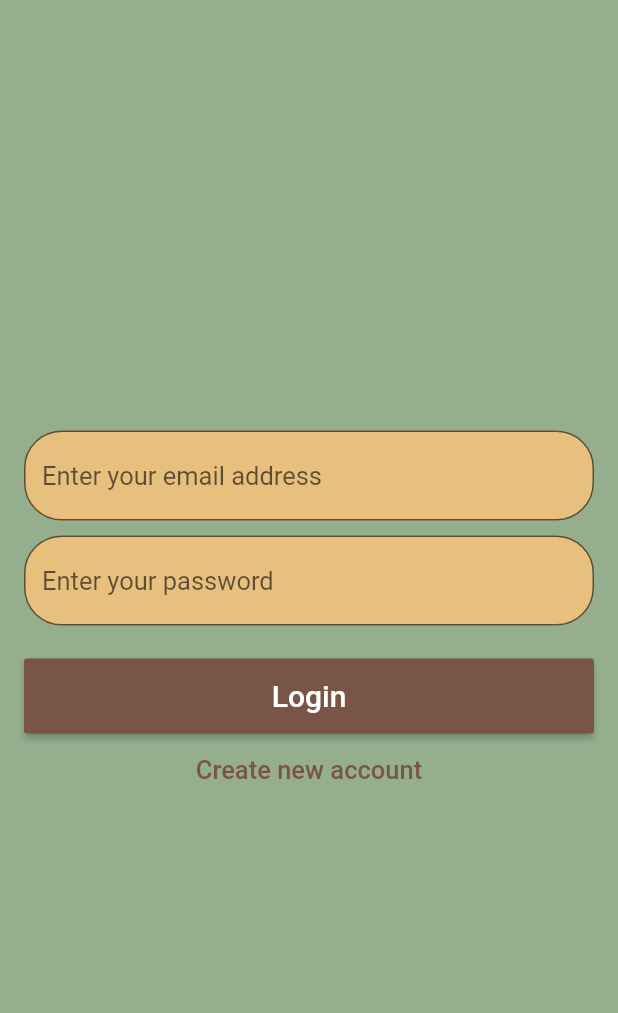
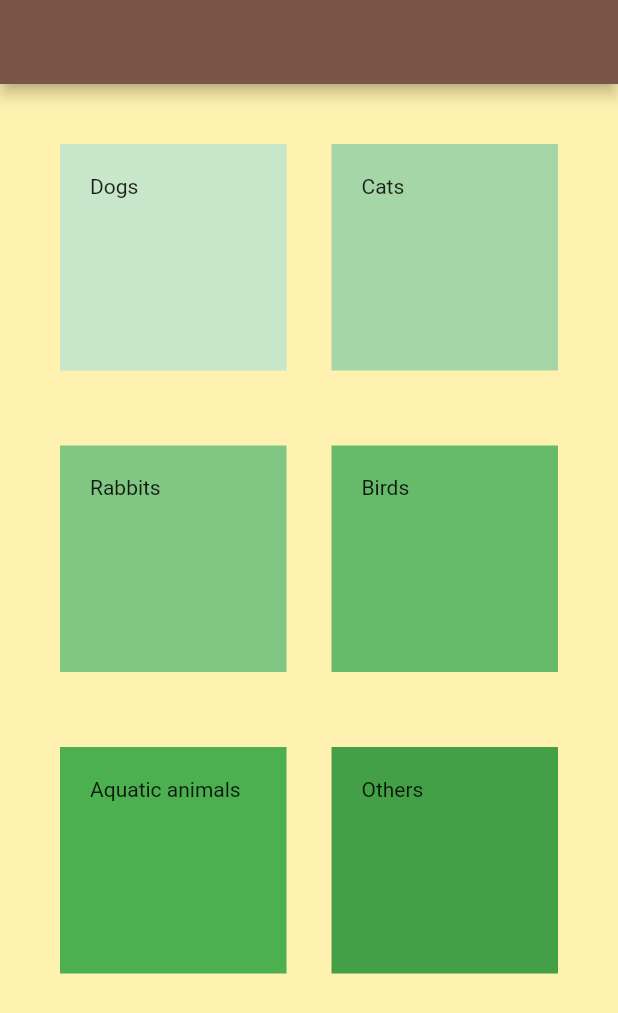
Before and after one commit to JahnaviSatishShanbhag/Pet_Adoption_App, a Flutter app: the screen it shows after launch, on a phone screen of 412 x 824 dp. Shown: the top 1013 px of the screen. Run offline on Flutter 3.47's test engine with Material 2 defaults, Android fonts, the phone set to English and light mode, and no system bars.

Commit message:
decided colours commit

```diff
--- a/lib/main.dart
+++ b/lib/main.dart
@@ -1,5 +1,6 @@
 import 'package:flutter/material.dart';
 import 'package:pet_adoption_app/screens/auth_screen.dart';
+import './screens/home_screen.dart';
 
 void main() {
   runApp(MyApp());
@@ -7,15 +8,32 @@ void main() {
 
 class MyApp extends StatelessWidget {
 
+  Map<int, Color> color =
+          {
+          50:const Color.fromRGBO(255, 241, 175, .1),
+          100:const Color.fromRGBO(255, 241, 175, .2),
+          200:const Color.fromRGBO(255, 241, 175, .3),
+          300:const Color.fromRGBO(255, 241, 175, .4),
+          400:const Color.fromRGBO(255, 241, 175, .5),
+          500:const Color.fromRGBO(255, 241, 175, .6),
+          600:const Color.fromRGBO(255, 241, 175, .7),
+          700:const Color.fromRGBO(255, 241, 175, .8),
+          800:const Color.fromRGBO(255, 241, 175, .9),
+          900:const Color.fromRGBO(255, 241, 175, 1),
+          };
+
   @override
   Widget build(BuildContext context) {
+    // int argbColor = Color.argb(255, 118, 118, 188);
+ MaterialColor colorCustom = MaterialColor(0xFFFFF1AF, color);
+
     return MaterialApp(
       title: 'Pet adoption app',
       theme: ThemeData(
-        primarySwatch: Colors.blue ,
+        primarySwatch: colorCustom,
         // accentColor:Colors.brown,
       ),
-      home: AuthScreen(),
+      home: HomeScreen(),
     );
   }
 }
--- a/lib/screens/auth_screen.dart
+++ b/lib/screens/auth_screen.dart
@@ -11,7 +11,7 @@ class _AuthScreenState extends State<AuthScreen> {
   @override
   Widget build(BuildContext context) {
     return Scaffold(
-      backgroundColor: const Color.fromRGBO(79, 121, 66, 0.6),
+      backgroundColor: Theme.of(context).primaryColor,
       body: AuthForm(),
     );
   }
--- a/lib/screens/home_screen.dart
+++ b/lib/screens/home_screen.dart
@@ -1,11 +1,14 @@
 import 'package:flutter/material.dart';
 
-class HomePage extends StatelessWidget {
+class HomeScreen extends StatelessWidget {
   @override
   Widget build(BuildContext context) {
     return MaterialApp(
       home: Scaffold(
-          appBar: AppBar(),
+          appBar: AppBar(
+            backgroundColor: Colors.brown,
+          ),
+          backgroundColor: Theme.of(context).primaryColor,
           body: CustomScrollView(
         primary: false,
         slivers: <Widget>[
--- a/lib/widgets/auth_form.dart
+++ b/lib/widgets/auth_form.dart
@@ -22,7 +22,7 @@ class _AuthFormState extends State<AuthForm> {
       print(_userEmail);
       print(_userPassword);
       Navigator.of(context)
-          .push(MaterialPageRoute(builder: (ctx) => HomePage()));
+          .push(MaterialPageRoute(builder: (ctx) => HomeScreen()));
     }
   }
 
@@ -57,8 +57,9 @@ class _AuthFormState extends State<AuthForm> {
                       decoration: InputDecoration(
                         border: OutlineInputBorder(
                           borderSide: const BorderSide(
-                            color: Colors.black,
+                            color: Colors.brown,
                             style: BorderStyle.solid,
+                            width:100,
                           ),
                           borderRadius: BorderRadius.circular(
                             25,
@@ -70,16 +71,16 @@ class _AuthFormState extends State<AuthForm> {
                         ),
                         fillColor: const Color.fromRGBO(241, 194, 125, 0.9),
                         filled: true,
-                        focusedBorder: OutlineInputBorder(
-                          borderSide: const BorderSide(
-                            color: Colors.brown,
-                            width: 3.0,
-                            style: BorderStyle.solid,
-                          ),
-                          borderRadius: BorderRadius.circular(
-                            25,
-                          ),
-                        ),
+                        // focusedBorder: OutlineInputBorder(
+                        //   borderSide: const BorderSide(
+                        //     color: Colors.brown,
+                        //     width: 3.0,
+                        //     style: BorderStyle.solid,
+                        //   ),
+                        //   borderRadius: BorderRadius.circular(
+                        //     25,
+                        //   ),
+                        // ),
                       ),
                       onSaved: (value) {
                         _userName = value as String;
@@ -113,7 +114,7 @@ class _AuthFormState extends State<AuthForm> {
                       hintStyle: const TextStyle(
                         fontSize: 17,
                       ),
-                      fillColor: const Color.fromRGBO(241, 194, 125, 0.9),
+                      fillColor: const Color.fromRGBO(241, 194, 125, 1),
                       filled: true,
                       focusedBorder: OutlineInputBorder(
                         borderSide: const BorderSide(
@@ -148,7 +149,7 @@ class _AuthFormState extends State<AuthForm> {
                     decoration: InputDecoration(
                       border: OutlineInputBorder(
                         borderSide: const BorderSide(
-                          color: Colors.black,
+                          color: Colors.brown,
                           style: BorderStyle.solid,
                         ),
                         borderRadius: BorderRadius.circular(
@@ -159,7 +160,7 @@ class _AuthFormState extends State<AuthForm> {
                       hintStyle: const TextStyle(
                         fontSize: 17,
                       ),
-                      fillColor: const Color.fromRGBO(241, 194, 125, 0.9),
+                      fillColor: const Color.fromRGBO(241, 194, 125, 1),
                       filled: true,
                       focusedBorder: OutlineInputBorder(
                         borderSide: const BorderSide(
```
